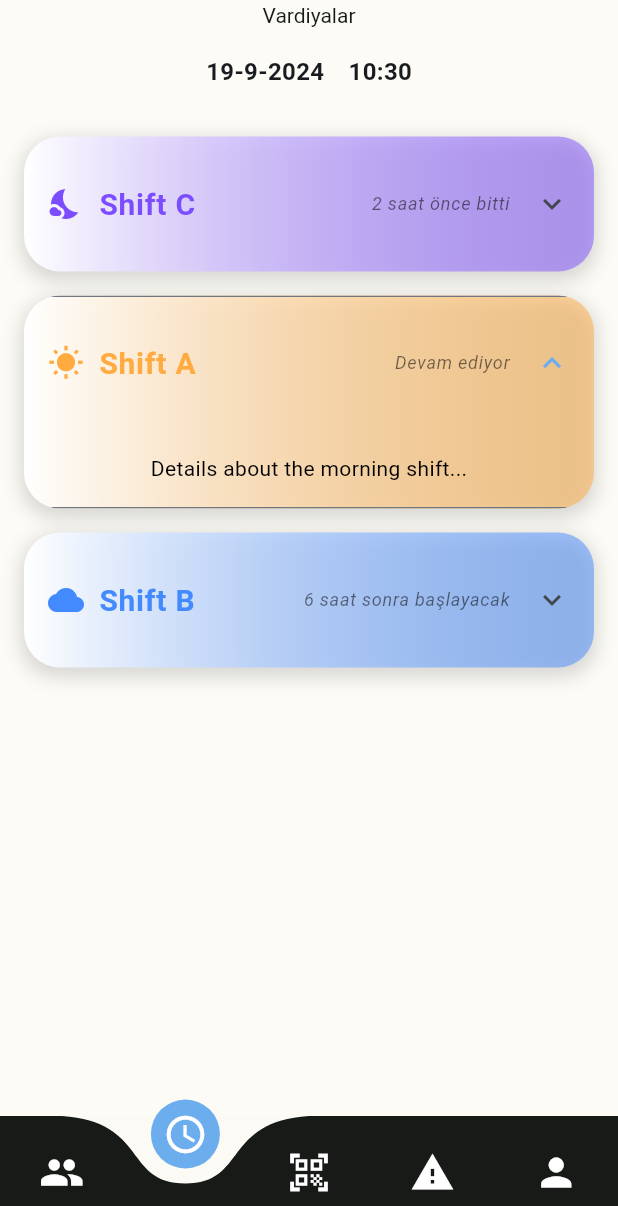
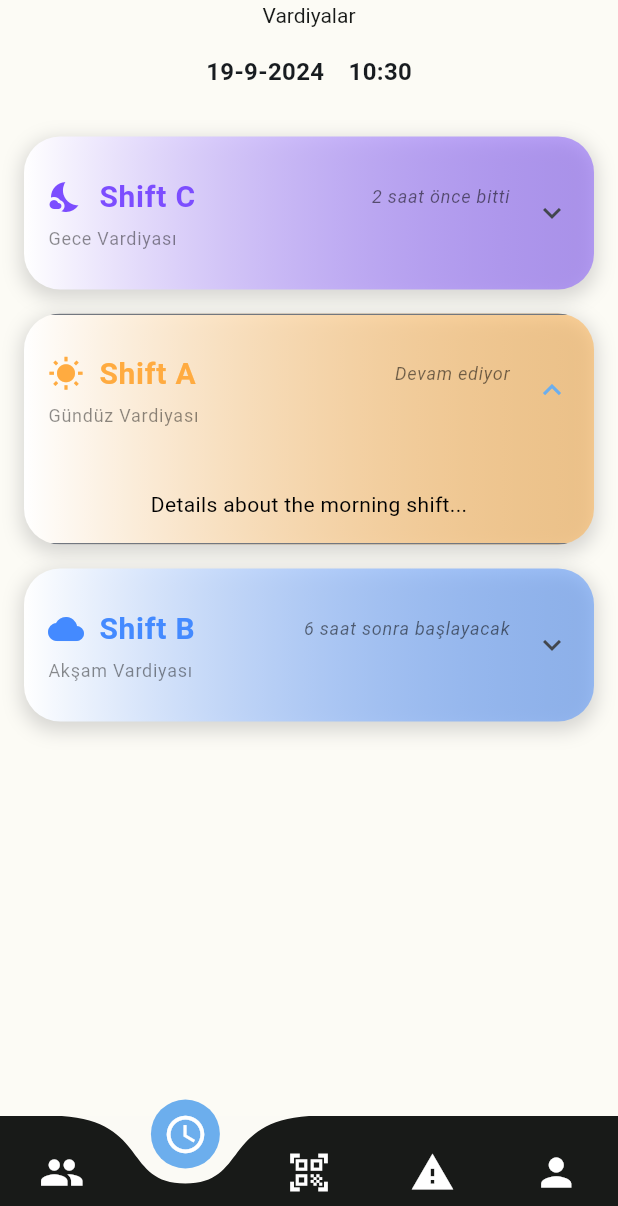
Before and after one commit to betbies/teknik, a Flutter app: the screen it shows after launch, item 2 of the bottom bar chosen, on a phone screen of 412 x 824 dp, the part 30-1236 px from its top. Run offline on Flutter 3.47's test engine with Material 3 defaults, Android fonts, the phone set to English and light mode, and no system bars; drawn by our look-alikes of curved_navigation_bar; our stand-ins replace google_fonts; missing offline and left inert: mobile_scanner; Roboto replaces fonts that are missing (Anta).

Commit message:
Değişiklik mesajı

```diff
--- a/lib/pages/shifts.dart
+++ b/lib/pages/shifts.dart
@@ -12,14 +12,12 @@ class ShiftsPage extends StatelessWidget {
 
     int currentHour = now.hour;
 
-    // Shift'in otomatik olarak genişletilmesi için kontrol
     bool isShiftA = currentHour >= 8 && currentHour < 16;
     bool isShiftB = currentHour >= 16 && currentHour < 24;
     bool isShiftC = currentHour >= 0 && currentHour < 8;
 
     List<Widget> shifts;
 
-    // Şu anki vardiyaya göre sıralamayı belirliyoruz
     if (isShiftA) {
       shifts = [
         _buildShiftTile(
@@ -31,7 +29,8 @@ class ShiftsPage extends StatelessWidget {
             0,
             currentHour,
             true,
-            false),
+            false,
+            "Gece Vardiyası"),
         const SizedBox(height: 16),
         _buildShiftTile(
             'Shift A',
@@ -42,7 +41,8 @@ class ShiftsPage extends StatelessWidget {
             8,
             currentHour,
             false,
-            false),
+            false,
+            "Gündüz Vardiyası"),
         const SizedBox(height: 16),
         _buildShiftTile(
             'Shift B',
@@ -53,7 +53,8 @@ class ShiftsPage extends StatelessWidget {
             16,
             currentHour,
             false,
-            true),
+            true,
+            "Akşam Vardiyası"),
       ];
     } else if (isShiftB) {
       shifts = [
@@ -66,7 +67,8 @@ class ShiftsPage extends StatelessWidget {
             8,
             currentHour,
             false,
-            true),
+            true,
+            "gündüz vardiyası"),
         const SizedBox(height: 16),
         _buildShiftTile(
             'Shift B',
@@ -77,7 +79,8 @@ class ShiftsPage extends StatelessWidget {
             16,
             currentHour,
             false,
-            false),
+            false,
+            "akşam vardiyası"),
         const SizedBox(height: 16),
         _buildShiftTile(
             'Shift C',
@@ -88,7 +91,8 @@ class ShiftsPage extends StatelessWidget {
             0,
             currentHour,
             true,
-            false),
+            false,
+            "gece vardiyası"),
       ];
     } else {
       shifts = [
@@ -101,7 +105,8 @@ class ShiftsPage extends StatelessWidget {
             16,
             currentHour,
             true,
-            false),
+            false,
+            "akşam vardiyası"),
         const SizedBox(height: 16),
         _buildShiftTile(
             'Shift C',
@@ -112,7 +117,8 @@ class ShiftsPage extends StatelessWidget {
             0,
             currentHour,
             false,
-            false),
+            false,
+            "gece vardiyası"),
         const SizedBox(height: 16),
         _buildShiftTile(
             'Shift A',
@@ -123,23 +129,24 @@ class ShiftsPage extends StatelessWidget {
             8,
             currentHour,
             false,
-            true),
+            true,
+            "gündüz vardiyası"),
       ];
     }
 
     return Scaffold(
       backgroundColor: const Color(0x00fbfaf5),
       appBar: AppBar(
-        title: const Text('Vardiyalar'), // Üst bar başlığı
+        title: const Text('Vardiyalar'),
         centerTitle: true,
-        backgroundColor: const Color(0xFFFCFBF5), // İstediğiniz renk
+        backgroundColor: const Color(0xFFFCFBF5),
       ),
       body: Column(
         crossAxisAlignment: CrossAxisAlignment.start,
         children: [
           Container(
             padding: const EdgeInsets.all(16),
-            color: const Color(0xFFFCFBF5), // Arka plan rengi
+            color: const Color(0xFFFCFBF5),
             child: Center(
               child: Row(
                 mainAxisAlignment: MainAxisAlignment.center,
@@ -174,22 +181,20 @@ class ShiftsPage extends StatelessWidget {
     );
   }
 
-  // Vardiyanın kaç saat önce bittiğini hesaplayan fonksiyon
   String _hoursAgo(int shiftEndHour, int currentHour) {
     if (currentHour < shiftEndHour) {
-      return ''; // Henüz bitmemiş vardiya için boş dön.
+      return '';
     } else {
       int hoursAgo = currentHour - shiftEndHour;
       return '$hoursAgo saat önce bitti';
     }
   }
 
-  // Vardiyanın kaç saat sonra başlayacağını hesaplayan fonksiyon
   String _hoursUntil(int shiftStartHour, int currentHour) {
     if (currentHour >= shiftStartHour && currentHour < (shiftStartHour + 8)) {
-      return ''; // Vardiya devam ediyorsa boş döner.
+      return '';
     } else if (currentHour >= (shiftStartHour + 8)) {
-      return ''; // Vardiya bitmişse boş döner.
+      return '';
     } else {
       int hoursUntil = shiftStartHour - currentHour;
       return '$hoursUntil saat sonra başlayacak';
@@ -202,17 +207,17 @@ class ShiftsPage extends StatelessWidget {
     Color color,
     String content,
     bool isInitiallyExpanded,
-    int shiftHour, // Vardiyanın başlangıç saati
-    int currentHour, // Şu anki saat
-    bool isPastShift, // Vardiya bitti mi?
-    bool isFutureShift, // Vardiya henüz başlamadı mı?
+    int shiftHour,
+    int currentHour,
+    bool isPastShift,
+    bool isFutureShift,
+    String shiftType, // Yeni eklenen parametre
   ) {
-    // Arka plan renginin opaklığını yarıya düşür
     Color backgroundColor = color.withOpacity(0.5);
 
     String statusText;
     if (isPastShift) {
-      statusText = _hoursAgo(shiftHour + 8, currentHour); // Vardiya bitiş saati
+      statusText = _hoursAgo(shiftHour + 8, currentHour);
     } else if (isFutureShift) {
       statusText = _hoursUntil(shiftHour, currentHour);
     } else {
@@ -240,9 +245,11 @@ class ShiftsPage extends StatelessWidget {
         borderRadius: BorderRadius.circular(24),
         child: ExpansionTile(
           tilePadding: const EdgeInsets.all(16),
-          title: Row(
-            mainAxisAlignment: MainAxisAlignment
-                .spaceBetween, // İkon ve metin arasındaki boşluğu ayarlama
+          title: Column(
+            crossAxisAlignment: CrossAxisAlignment.start,
+            children: [
+              Row(
+                mainAxisAlignment: MainAxisAlignment.spaceBetween,
                 children: [
                   Row(
                     children: [
@@ -258,13 +265,22 @@ class ShiftsPage extends StatelessWidget {
                       ),
                     ],
                   ),
-              // Kutu kapalıyken durum bilgisini gösteriyoruz
                   Text(
                     statusText,
                     style: const TextStyle(
                       color: Colors.black54,
                       fontSize: 12,
                       fontStyle: FontStyle.italic,
+                    ),
+                  ),
+                ],
+              ),
+              const SizedBox(height: 4),
+              Text(
+                shiftType,
+                style: const TextStyle(
+                  color: Colors.black45,
+                  fontSize: 12,
                 ),
               ),
             ],
```
Lines whose indentation alone changed are shown as unchanged.
